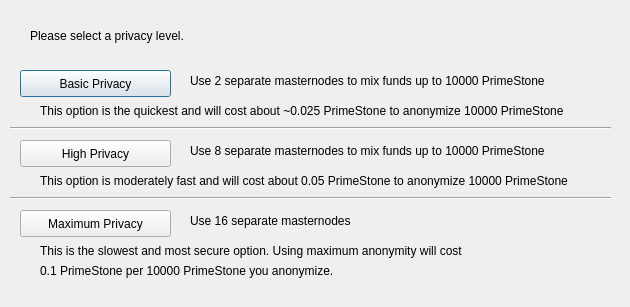
This is src/qt/forms/obfuscationconfig.ui in KABBERRY/Kabberry-Coin as Qt 5 draws it before an edit. The edited form follows.
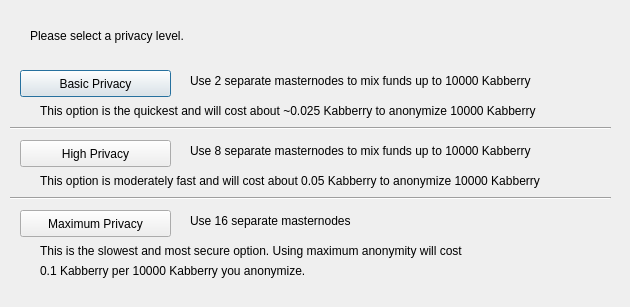
This is the edited form.

```diff
--- a/src/qt/forms/obfuscationconfig.ui
+++ b/src/qt/forms/obfuscationconfig.ui
@@ -75,7 +75,7 @@
     </rect>
    </property>
    <property name="text">
-    <string>Use 2 separate masternodes to mix funds up to 10000 PrimeStone</string>
+    <string>Use 2 separate masternodes to mix funds up to 10000 Kabberry</string>
    </property>
   </widget>
   <widget class="QLabel" name="label_3">
@@ -88,7 +88,7 @@
     </rect>
    </property>
    <property name="text">
-    <string>Use 8 separate masternodes to mix funds up to 10000 PrimeStone</string>
+    <string>Use 8 separate masternodes to mix funds up to 10000 Kabberry</string>
    </property>
   </widget>
   <widget class="QLabel" name="label_4">
@@ -114,7 +114,7 @@
     </rect>
    </property>
    <property name="text">
-    <string>This option is the quickest and will cost about ~0.025 PrimeStone to anonymize 10000 PrimeStone</string>
+    <string>This option is the quickest and will cost about ~0.025 Kabberry to anonymize 10000 Kabberry</string>
    </property>
   </widget>
   <widget class="QLabel" name="label_7">
@@ -127,7 +127,7 @@
     </rect>
    </property>
    <property name="text">
-    <string>This option is moderately fast and will cost about 0.05 PrimeStone to anonymize 10000 PrimeStone</string>
+    <string>This option is moderately fast and will cost about 0.05 Kabberry to anonymize 10000 Kabberry</string>
    </property>
   </widget>
   <widget class="QLabel" name="label_8">
@@ -153,7 +153,7 @@
     </rect>
    </property>
    <property name="text">
-    <string>0.1 PrimeStone per 10000 PrimeStone you anonymize.</string>
+    <string>0.1 Kabberry per 10000 Kabberry you anonymize.</string>
    </property>
   </widget>
   <widget class="Line" name="line">
```
